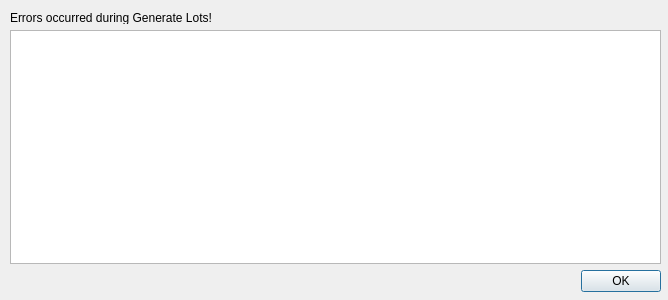
First picture: the form in src/editor/generatelotsfailuredialog.ui, repository timbaker/pzworlded, before the edit.
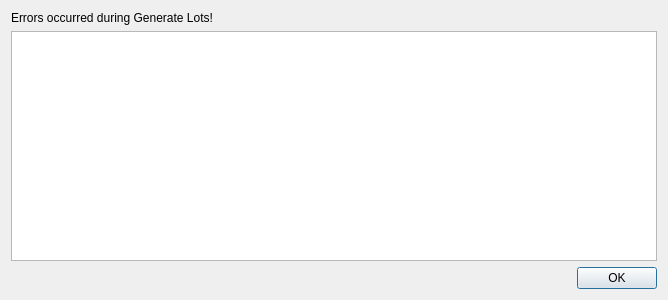
Second picture: the form after the edit.

Commit message: Added a graphical progress dialog displayed when generating 8x8 lots.

The edit to the form file:
```diff
--- a/src/editor/generatelotsfailuredialog.ui
+++ b/src/editor/generatelotsfailuredialog.ui
@@ -10,28 +10,18 @@
     <height>300</height>
    </rect>
   </property>
+  <property name="sizePolicy">
+   <sizepolicy hsizetype="Preferred" vsizetype="Preferred">
+    <horstretch>0</horstretch>
+    <verstretch>0</verstretch>
+   </sizepolicy>
+  </property>
   <property name="windowTitle">
    <string>Generate Lots Errors</string>
   </property>
-  <widget class="QListWidget" name="list">
-   <property name="geometry">
-    <rect>
-     <x>10</x>
-     <y>30</y>
-     <width>651</width>
-     <height>234</height>
-    </rect>
-   </property>
-  </widget>
+  <layout class="QGridLayout" name="gridLayout">
+   <item row="0" column="0">
   <widget class="QLabel" name="prompt">
-   <property name="geometry">
-    <rect>
-     <x>10</x>
-     <y>11</y>
-     <width>382</width>
-     <height>13</height>
-    </rect>
-   </property>
    <property name="text">
     <string>Errors occurred during Generate Lots!</string>
    </property>
@@ -39,15 +29,12 @@
     <bool>true</bool>
    </property>
   </widget>
+   </item>
+   <item row="1" column="0">
+    <widget class="QListWidget" name="list"/>
+   </item>
+   <item row="2" column="0">
   <widget class="QDialogButtonBox" name="buttonBox">
-   <property name="geometry">
-    <rect>
-     <x>10</x>
-     <y>270</y>
-     <width>651</width>
-     <height>23</height>
-    </rect>
-   </property>
    <property name="orientation">
     <enum>Qt::Horizontal</enum>
    </property>
@@ -55,6 +42,8 @@
     <set>QDialogButtonBox::Ok</set>
    </property>
   </widget>
+   </item>
+  </layout>
  </widget>
  <resources/>
  <connections>
```
Lines whose indentation alone changed are shown as unchanged. The commit also changes 6 other files.
